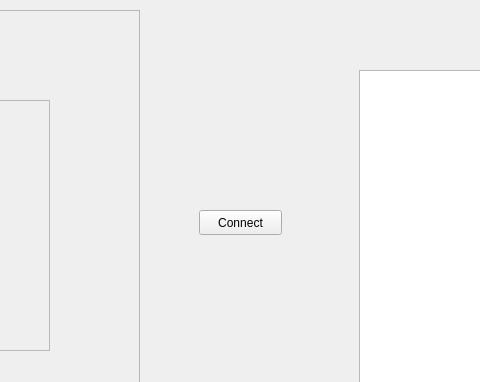
Before: the Qt Designer form COMP_3004_Team_24/mainwindow.ui in sidbmw/Neureset_Device_Simulator, drawn with Qt 5; both pictures show x 631 to 1111 and y 0 to 382 of the 1309 by 539 pixel window.
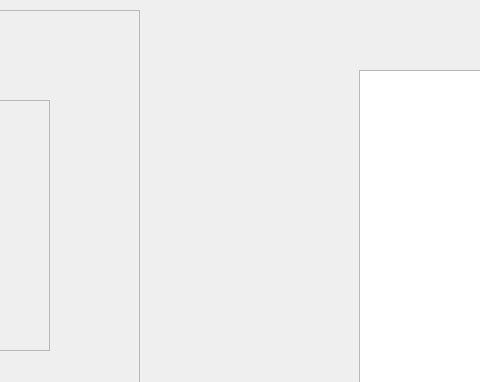
After: the same form once the commit is applied. Icons and pictures are not drawn.

```diff
--- a/COMP_3004_Team_24/mainwindow.ui
+++ b/COMP_3004_Team_24/mainwindow.ui
@@ -395,19 +395,6 @@
      <bool>true</bool>
     </property>
    </widget>
-   <widget class="QPushButton" name="connectPCButton">
-    <property name="geometry">
-     <rect>
-      <x>830</x>
-      <y>210</y>
-      <width>83</width>
-      <height>25</height>
-     </rect>
-    </property>
-    <property name="text">
-     <string>Connect</string>
-    </property>
-   </widget>
    <widget class="QLabel" name="PClabel">
     <property name="geometry">
      <rect>
```
